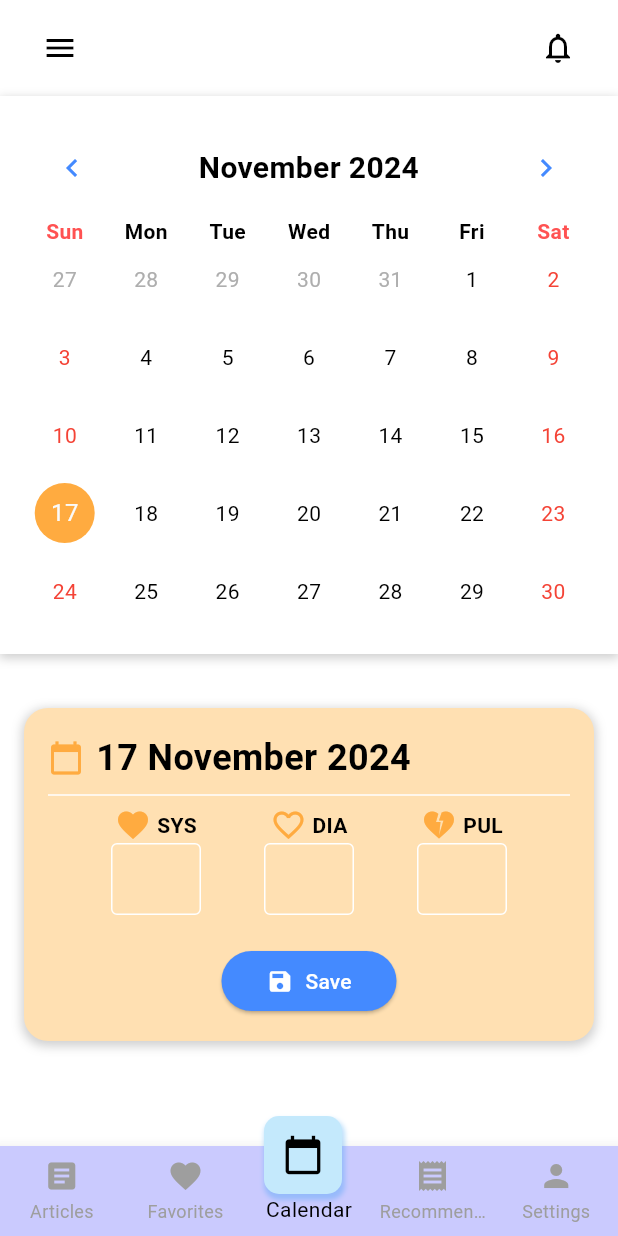
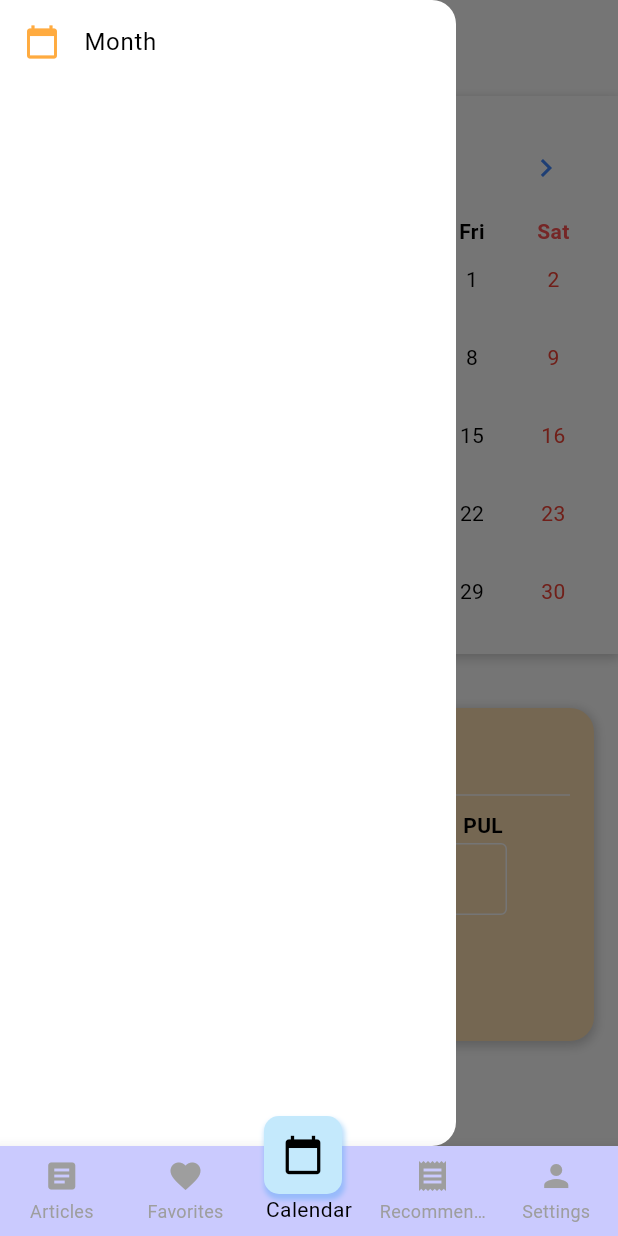
Before and after one commit to Sorasak-dev/E-MIB., a Flutter app: the MainScreen screen opened directly, item 3 of the bottom bar chosen, after a tap on the "menu" icon, on a phone screen of 412 x 824 dp. Run offline on Flutter 3.47's test engine with Material 3 defaults, Android fonts, the phone set to English and light mode, and no system bars; drawn by our look-alikes of table_calendar; our stand-ins replace firebase_auth, firebase_core, firebase_messaging, flutter_local_notifications, font_awesome_flutter, image_picker and 1 more; accounts and stored records are empty; network calls fail.

Commit message:
ขออนุญาติคอมมิด

```diff
--- a/lib/main.dart
+++ b/lib/main.dart
@@ -34,7 +34,7 @@ class MyApp extends StatelessWidget {
   @override
   Widget build(BuildContext context) {
     return MaterialApp(
-      home: AuthCheck(),
+      home: MainScreen(),
       theme: ThemeData(
         colorScheme: ColorScheme.fromSwatch().copyWith(
           primary: const Color(0xFF4C7766),
@@ -57,14 +57,30 @@ class MainScreen extends StatefulWidget {
 }
 
 class _MainScreenState extends State<MainScreen> {
-  int _currentBottomIndex = 2;
-  final PageController _pageController = PageController(initialPage: 2);
+  int _currentBottomIndex = 0;
+  final PageController _pageController = PageController(initialPage: 0);
 
   DateTime? _selectedDate;
   int? _sys;
   int? _dia;
   int? _pul;
   String? _status;
+
+  @override
+  void initState() {
+    super.initState();
+
+    // Foreground message handler
+    FirebaseMessaging.onMessage.listen((RemoteMessage message) {
+      print("Foreground Message Received: ${message.notification?.title}");
+
+      // Add notification to NotificationService
+      NotificationService.addNotification(message);
+
+      // Show notification locally
+      _showNotification(message);
+    });
+  }
 
   @override
   Widget build(BuildContext context) {
@@ -77,15 +93,16 @@ class _MainScreenState extends State<MainScreen> {
           });
         },
         children: [
-          MyHomePage(),
+          MyHomePage(
+            status: _status, // ส่งค่าสถานะไปยัง MyHomePage
+            date: _selectedDate, // ส่งวันที่ไปยัง MyHomePage
+          ),
           FavoritePage(
-            favorites: [], // ใส่รายการ Favorite ที่ต้องการ (สามารถใช้ List ว่างได้)
+            favorites: [],
             onFavoriteToggle: (item) {
-              // ฟังก์ชันสำหรับเปิด/ปิดสถานะ Favorite
               print('Toggled favorite for $item');
             },
             onDelete: (item) {
-              // ฟังก์ชันสำหรับลบรายการ
               print('Deleted favorite item: $item');
             },
           ),
@@ -107,6 +124,15 @@ class _MainScreenState extends State<MainScreen> {
             dia: _dia,
             pul: _pul,
             status: _status,
+            onClear: () {
+              setState(() {
+                _selectedDate = null;
+                _sys = null;
+                _dia = null;
+                _pul = null;
+                _status = null;
+              });
+            },
           ),
           SettingsPage(),
         ],
@@ -118,7 +144,7 @@ class _MainScreenState extends State<MainScreen> {
             height: 60,
             child: BottomNavigationBar(
               currentIndex: _currentBottomIndex,
-              onTap: _onBottomNavigationTapped, // ใช้ฟังก์ชันนี้
+              onTap: _onBottomNavigationTapped,
               backgroundColor: Color(0xFFcacafe),
               type: BottomNavigationBarType.fixed,
               items: const [
@@ -153,17 +179,14 @@ class _MainScreenState extends State<MainScreen> {
     );
   }
 
-  // ฟังก์ชันจัดการการเปลี่ยนหน้า
   void _onBottomNavigationTapped(int index) {
     setState(() {
       _currentBottomIndex = index;
     });
 
-    // ใช้ Future.microtask เพื่อเลี่ยงข้อผิดพลาด jumpToPage
     Future.microtask(() => _pageController.jumpToPage(index));
   }
 
-  // ฟังก์ชันสำหรับสร้างไอคอนที่นูนขึ้นเมื่อถูกเลือก
   Widget _buildFloatingIcon(BuildContext context, int index) {
     double leftPosition;
     IconData icon;
@@ -196,26 +219,26 @@ class _MainScreenState extends State<MainScreen> {
     }
 
     return Positioned(
-      top: -20, // ยกไอคอนขึ้น
+      top: -20,
       left: leftPosition - 30,
       child: Container(
         padding: EdgeInsets.all(12),
         decoration: BoxDecoration(
-          color: Color(0xFFc4e9fc), // สีพื้นหลังของไอคอนที่ถูกเลือก
+          color: Color(0xFFc4e9fc),
           borderRadius: BorderRadius.circular(10),
           boxShadow: [
             BoxShadow(
               color: Colors.blue.withOpacity(0.3),
               spreadRadius: 1,
               blurRadius: 2,
-              offset: Offset(1, 3), // ตำแหน่งเงา
+              offset: Offset(1, 3),
             ),
           ],
         ),
         child: Icon(
           icon,
           color: Colors.black,
-          size: 28, // ขนาดของไอคอนที่นูนขึ้น
+          size: 28,
         ),
       ),
     );
--- a/lib/user/calender.dart
+++ b/lib/user/calender.dart
@@ -16,7 +16,21 @@ class _BloodPressureLoggerState extends State<BloodPressureLogger> {
   final TextEditingController _diaController = TextEditingController();
   final TextEditingController _pulController = TextEditingController();
 
-  // ดึงสถานะความดันโลหิต
+  final List<String> _months = [
+    'January',
+    'February',
+    'March',
+    'April',
+    'May',
+    'June',
+    'July',
+    'August',
+    'September',
+    'October',
+    'November',
+    'December'
+  ];
+
   String getStatus(int sys, int dia) {
     if (sys < 90 || dia < 60) {
       return 'Low';
@@ -27,7 +41,6 @@ class _BloodPressureLoggerState extends State<BloodPressureLogger> {
     }
   }
 
-  // เมธอดบันทึกข้อมูล
   void _saveRecord() {
     if (validateInput()) {
       int sys = int.parse(_sysController.text);
@@ -36,10 +49,8 @@ class _BloodPressureLoggerState extends State<BloodPressureLogger> {
 
       String status = getStatus(sys, dia);
 
-      // เรียกใช้ฟังก์ชัน onSave เพื่อส่งข้อมูลกลับไป
       widget.onSave(_selectedDay, sys, dia, pul, status);
 
-      // แสดงข้อความแจ้งเตือน
       ScaffoldMessenger.of(context).showSnackBar(
         SnackBar(content: Text('Record Saved!')),
       );
@@ -48,7 +59,6 @@ class _BloodPressureLoggerState extends State<BloodPressureLogger> {
     }
   }
 
-  // ตรวจสอบข้อมูลการป้อน
   bool validateInput() {
     if (_sysController.text.isEmpty ||
         _diaController.text.isEmpty ||
@@ -72,39 +82,79 @@ class _BloodPressureLoggerState extends State<BloodPressureLogger> {
     return true;
   }
 
-  // ล้างข้อมูลในช่องกรอก
   void _clearFields() {
     _sysController.clear();
     _diaController.clear();
     _pulController.clear();
   }
 
+  void _showMonthPicker() {
+    showDialog(
+      context: context,
+      builder: (BuildContext context) {
+        return AlertDialog(
+          title: Text('Select Month'),
+          content: Container(
+            width: double.maxFinite,
+            child: ListView.builder(
+              shrinkWrap: true,
+              itemCount: _months.length,
+              itemBuilder: (BuildContext context, int index) {
+                return ListTile(
+                  title: Text(_months[index]),
+                  onTap: () {
+                    setState(() {
+                      _selectedDay = DateTime(_selectedDay.year, index + 1, 1);
+                    });
+                    Navigator.of(context).pop(); // ปิด Dialog
+                    Navigator.of(context).pop(); // ปิด Drawer
+                  },
+                );
+              },
+            ),
+          ),
+        );
+      },
+    );
+  }
+
   @override
   Widget build(BuildContext context) {
     return Scaffold(
+      drawer: Drawer(
+        child: ListView(
+          children: [
+            ListTile(
+              leading: Icon(Icons.calendar_today, color: Colors.orangeAccent),
+              title: Text('Month'),
+              onTap: _showMonthPicker,
+            ),
+            // เพิ่มตัวเลือกอื่นๆ ใน Drawer ได้ที่นี่
+          ],
+        ),
+      ),
       body: SafeArea(
         child: Column(
           children: [
-            // แถบด้านบน
             Padding(
               padding:
                   const EdgeInsets.symmetric(horizontal: 16.0, vertical: 8.0),
               child: Row(
                 mainAxisAlignment: MainAxisAlignment.spaceBetween,
                 children: [
-                  IconButton(
-                    icon: Icon(Icons.menu),
-                    onPressed: () {},
-                  ),
-                  IconButton(
-                    icon: Icon(Icons.notifications_outlined),
-                    onPressed: () {},
+                  Builder(
+                    builder: (context) {
+                      return IconButton(
+                        icon: Icon(Icons.menu),
+                        onPressed: () {
+                          Scaffold.of(context).openDrawer();
+                        },
+                      );
+                    },
                   ),
                 ],
               ),
             ),
-
-            // ปฏิทิน
             Container(
               padding: const EdgeInsets.all(16.0),
               decoration: BoxDecoration(
@@ -161,8 +211,6 @@ class _BloodPressureLoggerState extends State<BloodPressureLogger> {
               ),
             ),
             SizedBox(height: 20),
-
-            // แถบป้อนข้อมูล
             Expanded(
               child: SingleChildScrollView(
                 child: Container(
@@ -190,7 +238,7 @@ class _BloodPressureLoggerState extends State<BloodPressureLogger> {
                               color: Colors.orangeAccent),
                           SizedBox(width: 8),
                           Text(
-                            '${_selectedDay.day} ${_getMonthName(_selectedDay.month)} ${_selectedDay.year}',
+                            '${_selectedDay.day} ${_months[_selectedDay.month - 1]} ${_selectedDay.year}',
                             style: TextStyle(
                               fontSize: 24,
                               fontWeight: FontWeight.bold,
@@ -240,7 +288,6 @@ class _BloodPressureLoggerState extends State<BloodPressureLogger> {
     );
   }
 
-  // ช่องป้อนข้อมูล
   Widget _buildTextField(
       String label, TextEditingController controller, IconData icon) {
     return Column(
@@ -267,23 +314,4 @@ class _BloodPressureLoggerState extends State<BloodPressureLogger> {
       ],
     );
   }
-
-  // แปลงเดือนเป็นชื่อ
-  String _getMonthName(int month) {
-    const monthNames = [
-      'January',
-      'February',
-      'March',
-      'April',
-      'May',
-      'June',
-      'July',
-      'August',
-      'September',
-      'October',
-      'November',
-      'December'
-    ];
-    return monthNames[month - 1];
-  }
 }
--- a/lib/user/firstpage/setting.dart
+++ b/lib/user/firstpage/setting.dart
@@ -109,7 +109,7 @@ class _SettingsPageState extends State<SettingsPage> {
         actions: [
           IconButton(
             icon: const Icon(
-              Icons.notifications,
+              Icons.notifications_outlined,
               color: Colors.black,
             ),
             onPressed: () {
--- a/lib/user/homepage.dart
+++ b/lib/user/homepage.dart
@@ -34,7 +34,7 @@ class MyHomePage extends StatefulWidget {
 }
 
 class _MyHomePageState extends State<MyHomePage> {
-  // สีสำหรับสถานะต่างๆ
+  // ฟังก์ชันคืนค่าสีตามสถานะ
   Color getStatusColor(String? status) {
     switch (status) {
       case 'Low':
@@ -44,23 +44,16 @@ class _MyHomePageState extends State<MyHomePage> {
       case 'Normal':
         return Colors.green;
       default:
-        return Colors.grey; // หากไม่มีสถานะ
+        return Colors.grey; // หากไม่มีสถานะ (Default)
     }
-  }
-
-  // ฟังก์ชันนำทางไปยังหน้า Notification
-  void _navigateToNotifications() {
-    Navigator.push(
-      context,
-      MaterialPageRoute(builder: (context) => NotificationPage()),
-    );
   }
 
   @override
   Widget build(BuildContext context) {
     // ใช้สถานะและวันที่จาก Widget
-    String status = widget.status ?? 'No Data'; // สถานะค่าเริ่มต้น
-    DateTime date = widget.date ?? DateTime.now(); // วันที่ค่าเริ่มต้น
+    String status = widget.status ?? 'No Data'; // ถ้าไม่มีสถานะ ให้แสดง No Data
+    DateTime date =
+        widget.date ?? DateTime.now(); // ถ้าไม่มีวันที่ ใช้วันที่ปัจจุบัน
 
     return DefaultTabController(
       length: 2, // จำนวนแท็บ
@@ -70,20 +63,27 @@ class _MyHomePageState extends State<MyHomePage> {
             return <Widget>[
               SliverAppBar(
                 backgroundColor: Colors.lightBlue[100],
-                expandedHeight: 500.0, // ปรับขนาด SliverAppBar
+                expandedHeight: 500.0, // ขนาด SliverAppBar
                 floating: false,
                 pinned: true,
                 actions: [
-                  // ไอคอนกระดิ่ง
+                  // ไอคอน Notification
                   IconButton(
                     icon:
                         Icon(Icons.notifications_outlined, color: Colors.black),
-                    onPressed: _navigateToNotifications, // นำทางเมื่อกด
+                    onPressed: () {
+                      // เพิ่มฟังก์ชันนำทางไปหน้า Notification
+                      Navigator.push(
+                        context,
+                        MaterialPageRoute(
+                            builder: (context) => NotificationPage()),
+                      );
+                    },
                   ),
                 ],
                 flexibleSpace: FlexibleSpaceBar(
                   centerTitle: true,
-                  titlePadding: EdgeInsets.only(bottom: 70.0), // ตำแหน่ง Title
+                  titlePadding: EdgeInsets.only(bottom: 70.0),
                   background: Stack(
                     children: [
                       ClipPath(
@@ -112,6 +112,7 @@ class _MyHomePageState extends State<MyHomePage> {
                                       color: Colors.black,
                                     ),
                                   ),
+                                  SizedBox(height: 10),
 
                                   // สถานะ
                                   Text(
@@ -122,10 +123,9 @@ class _MyHomePageState extends State<MyHomePage> {
                                       fontWeight: FontWeight.bold,
                                     ),
                                   ),
-
                                   SizedBox(height: 10),
 
-                                  // วงกลมที่เปลี่ยนสีตามสถานะ
+                                  // วงกลมเปลี่ยนสีตามสถานะ
                                   Container(
                                     width: 200,
                                     height: 200,
@@ -166,18 +166,20 @@ class _MyHomePageState extends State<MyHomePage> {
                   ),
                 ),
                 bottom: PreferredSize(
-                  preferredSize: Size.fromHeight(50.0), // ความสูงของ TabBar
+                  preferredSize: Size.fromHeight(50.0),
                   child: TabBar(
                     labelColor: Colors.blue,
                     unselectedLabelColor: Colors.grey,
                     indicatorColor: Colors.blue,
                     tabs: [
                       Tab(
-                          icon: FaIcon(FontAwesomeIcons.carrot),
-                          text: "HealthFood for you"),
+                        icon: FaIcon(FontAwesomeIcons.carrot),
+                        text: "HealthFood for you",
+                      ),
                       Tab(
-                          icon: FaIcon(FontAwesomeIcons.dumbbell),
-                          text: "Health inside"),
+                        icon: FaIcon(FontAwesomeIcons.dumbbell),
+                        text: "Health inside",
+                      ),
                     ],
                   ),
                 ),
@@ -186,8 +188,8 @@ class _MyHomePageState extends State<MyHomePage> {
           },
           body: TabBarView(
             children: [
-              AttractionsScreen(), // AttractionsScreen
-              ExerciseScreen(), // ExerciseScreen
+              AttractionsScreen(), // หน้าแรก
+              ExerciseScreen(), // หน้าสอง
             ],
           ),
         ),
@@ -195,7 +197,7 @@ class _MyHomePageState extends State<MyHomePage> {
     );
   }
 
-  // ฟังก์ชันสำหรับดึงชื่อเดือน
+  // ฟังก์ชันดึงชื่อเดือน
   String _getMonthName(int month) {
     const monthNames = [
       'January',
@@ -212,24 +214,6 @@ class _MyHomePageState extends State<MyHomePage> {
       'December'
     ];
     return monthNames[month - 1];
-  }
-}
-
-// หน้าสำหรับ Notification
-class NotificationScreen extends StatelessWidget {
-  @override
-  Widget build(BuildContext context) {
-    return Scaffold(
-      appBar: AppBar(
-        title: Text('Notifications'),
-      ),
-      body: Center(
-        child: Text(
-          'This is the Notification Screen',
-          style: TextStyle(fontSize: 20),
-        ),
-      ),
-    );
   }
 }
 
--- a/lib/user/recommend_pages.dart
+++ b/lib/user/recommend_pages.dart
@@ -7,6 +7,7 @@ class RecommendPages extends StatefulWidget {
   final int? dia;
   final int? pul;
   final String? status;
+  final VoidCallback onClear;
 
   const RecommendPages({
     Key? key,
@@ -15,6 +16,7 @@ class RecommendPages extends StatefulWidget {
     this.dia,
     this.pul,
     this.status,
+    required this.onClear,
   }) : super(key: key);
 
   @override
@@ -22,7 +24,6 @@ class RecommendPages extends StatefulWidget {
 }
 
 class _RecommendPagesState extends State<RecommendPages> {
-  // ตัวแปรใน State
   DateTime? _selectedDate;
   int? _sys;
   int? _dia;
@@ -32,7 +33,6 @@ class _RecommendPagesState extends State<RecommendPages> {
   @override
   void initState() {
     super.initState();
-    // ตั้งค่าข้อมูลเริ่มต้นจาก Widget
     _selectedDate = widget.selectedDate;
     _sys = widget.sys;
     _dia = widget.dia;
@@ -40,7 +40,6 @@ class _RecommendPagesState extends State<RecommendPages> {
     _status = widget.status;
   }
 
-  // ฟังก์ชันลบข้อมูล
   void _clearData() {
     setState(() {
       _selectedDate = null;
@@ -49,6 +48,8 @@ class _RecommendPagesState extends State<RecommendPages> {
       _pul = null;
       _status = null;
     });
+
+    widget.onClear(); // เรียก callback เพื่อเคลียร์ข้อมูลใน MainScreen
   }
 
   // กำหนดสีของสถานะ
@@ -75,17 +76,6 @@ class _RecommendPagesState extends State<RecommendPages> {
             padding: const EdgeInsets.all(25.0),
             child: Column(
               children: [
-                // ไอคอนแจ้งเตือน
-                Row(
-                  mainAxisAlignment: MainAxisAlignment.end,
-                  children: [
-                    Icon(
-                      Icons.notifications,
-                      color: Colors.black,
-                    ),
-                  ],
-                ),
-
                 // วันที่และสถานะ
                 Padding(
                   padding: const EdgeInsets.symmetric(vertical: 16.0),
```
